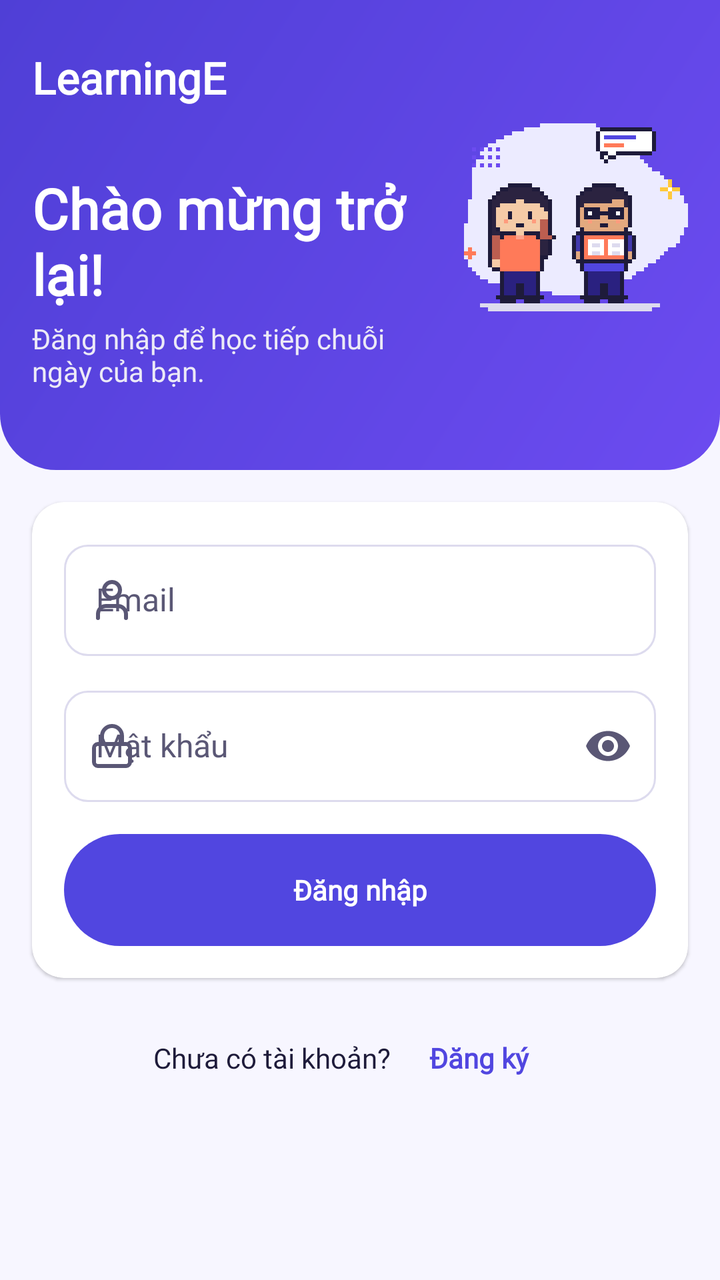
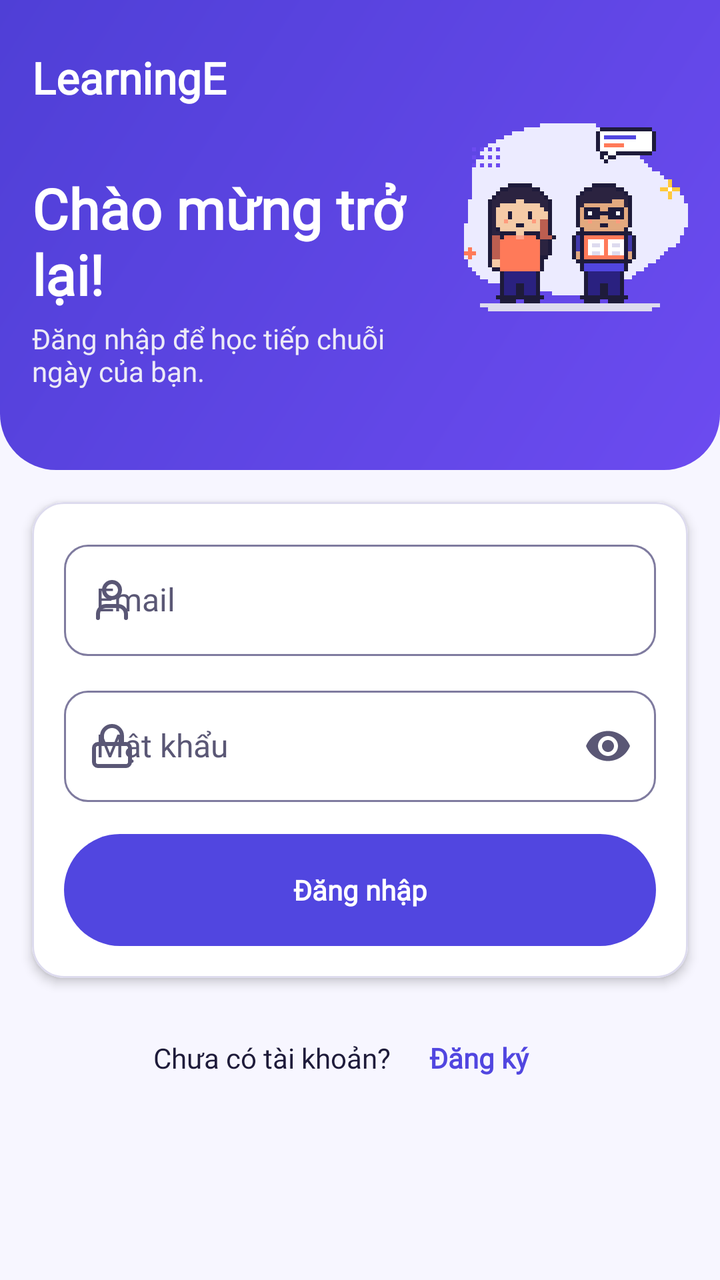

Compare the two renders of this Android layout. The source of the first and the diff that turns it into the second are given below.
<!-- AndroidManifest.xml: application theme Theme.LearningE -->
<!-- res/layout/fragment_login.xml -->
<?xml version="1.0" encoding="utf-8"?>
<androidx.core.widget.NestedScrollView xmlns:android="http://schemas.android.com/apk/res/android"
    xmlns:app="http://schemas.android.com/apk/res-auto"
    android:layout_width="match_parent"
    android:layout_height="match_parent"
    android:fillViewport="true">

    <LinearLayout
        android:layout_width="match_parent"
        android:layout_height="wrap_content"
        android:orientation="vertical">

        <androidx.constraintlayout.widget.ConstraintLayout
            android:id="@+id/header_login"
            android:layout_width="match_parent"
            android:layout_height="wrap_content"
            android:background="@drawable/bg_hero_brand"
            android:paddingHorizontal="@dimen/space_4"
            android:paddingTop="@dimen/space_6"
            android:paddingBottom="@dimen/space_8">

            <TextView
                android:id="@+id/tv_app_name"
                android:layout_width="wrap_content"
                android:layout_height="wrap_content"
                android:text="@string/app_name"
                android:textAppearance="@style/TextAppearance.LearningE.TitleL"
                android:textColor="@color/on_hero"
                app:layout_constraintStart_toStartOf="parent"
                app:layout_constraintTop_toTopOf="parent" />

            <ImageView
                android:layout_width="@dimen/hero_art_width"
                android:layout_height="@dimen/hero_art_height"
                android:importantForAccessibility="no"
                app:layout_constraintBottom_toBottomOf="parent"
                app:layout_constraintEnd_toEndOf="parent"
                app:layout_constraintTop_toTopOf="parent"
                app:srcCompat="@drawable/ill_welcome_student" />

            <TextView
                android:id="@+id/tv_login_title"
                android:layout_width="0dp"
                android:layout_height="wrap_content"
                android:layout_marginTop="@dimen/space_7"
                android:layout_marginEnd="@dimen/hero_art_width"
                android:text="@string/login_title"
                android:textAppearance="@style/TextAppearance.LearningE.Headline"
                android:textColor="@color/on_hero"
                app:layout_constraintEnd_toEndOf="parent"
                app:layout_constraintStart_toStartOf="parent"
                app:layout_constraintTop_toBottomOf="@id/tv_app_name" />

            <TextView
                android:layout_width="0dp"
                android:layout_height="wrap_content"
                android:layout_marginTop="@dimen/space_1"
                android:layout_marginEnd="@dimen/hero_art_width"
                android:text="@string/login_subtitle"
                android:textAppearance="@style/TextAppearance.LearningE.BodyM"
                android:textColor="@color/on_hero_variant"
                app:layout_constraintBottom_toBottomOf="parent"
                app:layout_constraintEnd_toEndOf="parent"
                app:layout_constraintStart_toStartOf="parent"
                app:layout_constraintTop_toBottomOf="@id/tv_login_title" />
        </androidx.constraintlayout.widget.ConstraintLayout>

        <com.google.android.material.card.MaterialCardView
            style="@style/Widget.LearningE.Card"
            android:layout_width="match_parent"
            android:layout_height="wrap_content"
            android:layout_marginHorizontal="@dimen/space_4"
            android:layout_marginTop="@dimen/space_4">

            <LinearLayout
                android:layout_width="match_parent"
                android:layout_height="wrap_content"
                android:orientation="vertical"
                android:padding="@dimen/space_4">

                <com.learninge.app.ui.common.FeedbackBannerView
                    android:id="@+id/banner_login"
                    android:layout_width="match_parent"
                    android:layout_height="wrap_content"
                    android:layout_marginBottom="@dimen/space_3"
                    android:visibility="gone" />

                <com.google.android.material.textfield.TextInputLayout
                    android:id="@+id/til_email"
                    style="@style/Widget.LearningE.TextField"
                    android:layout_width="match_parent"
                    android:layout_height="wrap_content"
                    android:hint="@string/login_email"
                    app:startIconDrawable="@drawable/ic_user">

                    <com.google.android.material.textfield.TextInputEditText
                        android:id="@+id/et_email"
                        android:layout_width="match_parent"
                        android:layout_height="wrap_content"
                        android:autofillHints="emailAddress"
                        android:imeOptions="actionNext"
                        android:inputType="textEmailAddress"
                        android:maxLength="254" />
                </com.google.android.material.textfield.TextInputLayout>

                <com.google.android.material.textfield.TextInputLayout
                    android:id="@+id/til_password"
                    style="@style/Widget.LearningE.TextField"
                    android:layout_width="match_parent"
                    android:layout_height="wrap_content"
                    android:layout_marginTop="@dimen/space_3"
                    android:hint="@string/login_password"
                    app:endIconContentDescription="@string/login_show_password"
                    app:endIconMode="password_toggle"
                    app:errorIconDrawable="@null"
                    app:startIconDrawable="@drawable/ic_lock">

                    <com.google.android.material.textfield.TextInputEditText
                        android:id="@+id/et_password"
                        android:layout_width="match_parent"
                        android:layout_height="wrap_content"
                        android:autofillHints="password"
                        android:imeOptions="actionDone"
                        android:inputType="textPassword"
                        android:maxLength="64" />
                </com.google.android.material.textfield.TextInputLayout>

                <com.google.android.material.button.MaterialButton
                    android:id="@+id/btn_login"
                    style="@style/Widget.LearningE.Button.Large"
                    android:layout_width="match_parent"
                    android:layout_height="wrap_content"
                    android:layout_marginTop="@dimen/space_4"
                    android:text="@string/login_submit" />
            </LinearLayout>
        </com.google.android.material.card.MaterialCardView>

        <LinearLayout
            android:layout_width="wrap_content"
            android:layout_height="wrap_content"
            android:layout_gravity="center_horizontal"
            android:layout_marginVertical="@dimen/space_4"
            android:gravity="center_vertical"
            android:orientation="horizontal">

            <TextView
                android:layout_width="wrap_content"
                android:layout_height="wrap_content"
                android:text="@string/login_no_account"
                android:textAppearance="@style/TextAppearance.LearningE.BodyM"
                android:textColor="@color/on_surface" />

            <com.google.android.material.button.MaterialButton
                android:id="@+id/btn_to_register"
                style="@style/Widget.LearningE.Button.Text"
                android:layout_width="wrap_content"
                android:layout_height="wrap_content"
                android:text="@string/register_submit" />
        </LinearLayout>
    </LinearLayout>
</androidx.core.widget.NestedScrollView>
<!-- resources referenced by this layout -->
<resources>
  <style name="Widget.LearningE.Card" parent="Widget.Material3.CardView.Elevated">
          <item name="cardBackgroundColor">@color/surface</item>
          <item name="cardElevation">@dimen/elevation_1</item>
          <item name="shapeAppearance">@style/ShapeAppearance.LearningE.Large</item>
      </style>
  <style name="Theme.LearningE" parent="Theme.Material3.Light.NoActionBar">
          <item name="colorPrimary">@color/primary</item>
          <item name="colorOnPrimary">@color/on_primary</item>
          <item name="colorPrimaryContainer">@color/primary_container</item>
          <item name="colorOnPrimaryContainer">@color/on_primary_container</item>
          <item name="colorSecondary">@color/accent</item>
          <item name="colorOnSecondary">@color/on_accent</item>
          <item name="colorSecondaryContainer">@color/primary_container</item>
          <item name="colorOnSecondaryContainer">@color/on_primary_container</item>
          <item name="colorTertiary">@color/sun</item>
          <item name="colorOnTertiary">@color/on_sun</item>
          <item name="android:colorBackground">@color/background</item>
          <item name="colorOnBackground">@color/on_surface</item>
          <item name="colorSurface">@color/surface</item>
          <item name="colorOnSurface">@color/on_surface</item>
          <item name="colorSurfaceVariant">@color/surface_variant</item>
          <item name="colorOnSurfaceVariant">@color/on_surface_variant</item>
          <item name="colorSurfaceContainer">@color/surface</item>
          <item name="colorSurfaceContainerHigh">@color/surface</item>
          <item name="colorSurfaceContainerHighest">@color/surface_variant</item>
          <item name="colorSurfaceContainerLow">@color/surface</item>
          <item name="colorOutline">@color/outline</item>
          <item name="colorOutlineVariant">@color/outline</item>
          <item name="colorError">@color/error</item>
          <item name="colorErrorContainer">@color/error_container</item>
          <item name="colorOnErrorContainer">@color/error</item>
  
          <item name="textAppearanceDisplayMedium">@style/TextAppearance.LearningE.DisplayNum</item>
          <item name="textAppearanceDisplaySmall">@style/TextAppearance.LearningE.Display</item>
          <item name="textAppearanceHeadlineMedium">@style/TextAppearance.LearningE.Headline</item>
          <item name="textAppearanceTitleLarge">@style/TextAppearance.LearningE.TitleL</item>
          <item name="textAppearanceTitleMedium">@style/TextAppearance.LearningE.TitleM</item>
          <item name="textAppearanceTitleSmall">@style/TextAppearance.LearningE.Label</item>
          <item name="textAppearanceHeadlineSmall">@style/TextAppearance.LearningE.TitleL</item>
          <item name="textAppearanceBodySmall">@style/TextAppearance.LearningE.Caption</item>
          <item name="textAppearanceBodyLarge">@style/TextAppearance.LearningE.BodyL</item>
          <item name="textAppearanceBodyMedium">@style/TextAppearance.LearningE.BodyM</item>
          <item name="textAppearanceLabelLarge">@style/TextAppearance.LearningE.Label</item>
          <item name="textAppearanceLabelMedium">@style/TextAppearance.LearningE.Caption</item>
          <item name="textAppearanceLabelSmall">@style/TextAppearance.LearningE.Overline</item>
  
          
          <item name="elevationOverlayEnabled">false</item>
          <item name="android:statusBarColor">@android:color/transparent</item>
          <item name="android:windowLightStatusBar">true</item>
          <item name="materialButtonStyle">@style/Widget.LearningE.Button</item>
          <item name="materialCardViewStyle">@style/Widget.LearningE.Card</item>
          <item name="textInputStyle">@style/Widget.LearningE.TextField</item>
          <item name="toolbarStyle">@style/Widget.LearningE.Toolbar</item>
          <item name="linearProgressIndicatorStyle">@style/Widget.LearningE.Progress</item>
      </style>
  <dimen name="elevation_1">1dp</dimen>
  <style name="Widget.LearningE.Progress" parent="Widget.Material3.LinearProgressIndicator">
          <item name="trackThickness">@dimen/progress_thickness</item>
          <item name="trackCornerRadius">@dimen/space_1</item>
          <item name="trackColor">@color/surface_variant</item>
          <item name="trackStopIndicatorSize">0dp</item>
      </style>
  <!-- unchanged entries left out for length: 66 -->
</resources>

<!-- the commit's change to res/layout/fragment_login.xml (unified diff, before → after) -->
@@ -75,6 +75,7 @@
             <LinearLayout
                 android:layout_width="match_parent"
                 android:layout_height="wrap_content"
+                android:clipToPadding="false"
                 android:orientation="vertical"
                 android:padding="@dimen/space_4">
 
<!-- resource entries referenced after the edit -->
@@ -2,7 +2,9 @@
 <resources>
   <style name="Widget.LearningE.Card" parent="Widget.Material3.CardView.Elevated">
           <item name="cardBackgroundColor">@color/surface</item>
-          <item name="cardElevation">@dimen/elevation_1</item>
+          <item name="cardElevation">@dimen/elevation_2</item>
+          <item name="strokeColor">@color/outline</item>
+          <item name="strokeWidth">@dimen/stroke_card</item>
           <item name="shapeAppearance">@style/ShapeAppearance.LearningE.Large</item>
       </style>
   <style name="Theme.LearningE" parent="Theme.Material3.Light.NoActionBar">
@@ -26,7 +28,7 @@
           <item name="colorSurfaceContainerHigh">@color/surface</item>
           <item name="colorSurfaceContainerHighest">@color/surface_variant</item>
           <item name="colorSurfaceContainerLow">@color/surface</item>
-          <item name="colorOutline">@color/outline</item>
+          <item name="colorOutline">@color/outline_strong</item>
           <item name="colorOutlineVariant">@color/outline</item>
           <item name="colorError">@color/error</item>
           <item name="colorErrorContainer">@color/error_container</item>
@@ -56,11 +58,13 @@
           <item name="toolbarStyle">@style/Widget.LearningE.Toolbar</item>
           <item name="linearProgressIndicatorStyle">@style/Widget.LearningE.Progress</item>
       </style>
-  <dimen name="elevation_1">1dp</dimen>
+  <dimen name="elevation_2">3dp</dimen>
+  <dimen name="stroke_card">1dp</dimen>
+  <color name="outline_strong">#7F7B9F</color>
   <style name="Widget.LearningE.Progress" parent="Widget.Material3.LinearProgressIndicator">
           <item name="trackThickness">@dimen/progress_thickness</item>
           <item name="trackCornerRadius">@dimen/space_1</item>
-          <item name="trackColor">@color/surface_variant</item>
+          <item name="trackColor">@color/outline</item>
           <item name="trackStopIndicatorSize">0dp</item>
       </style>
   <!-- unchanged entries left out for length: 66 -->
